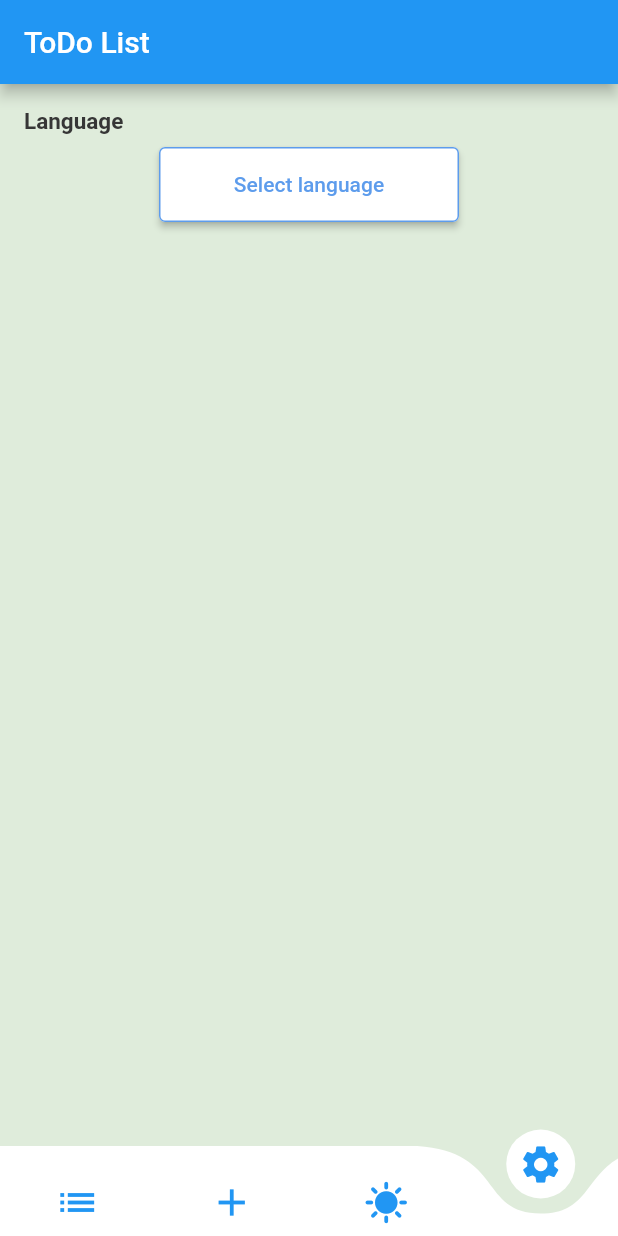
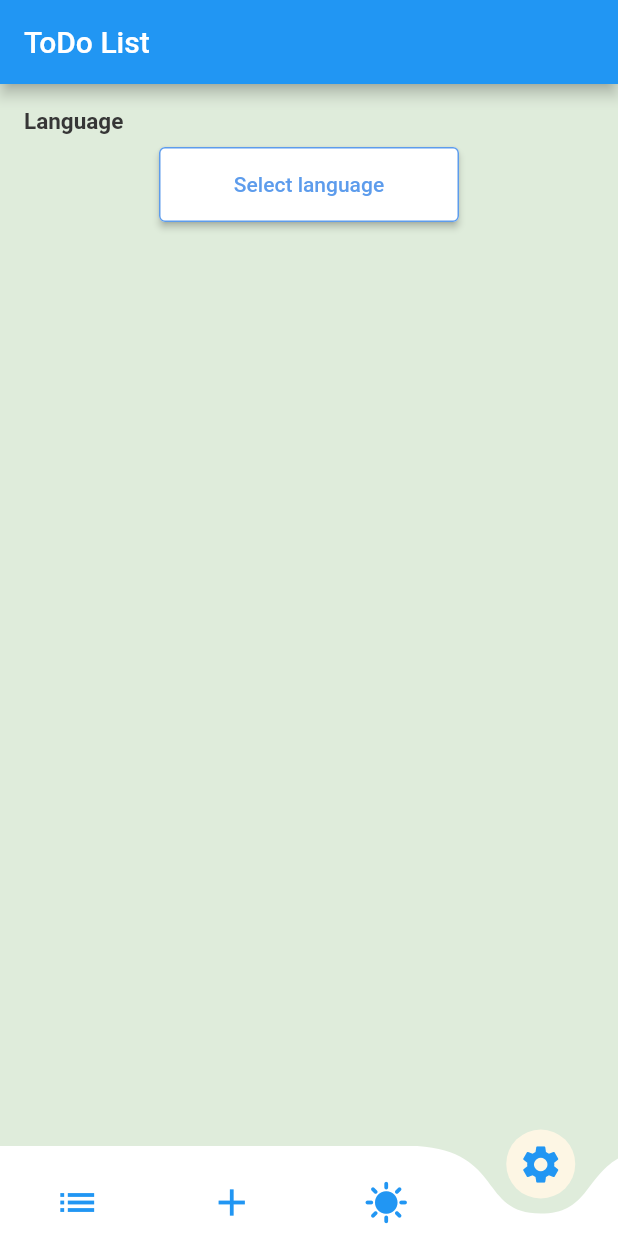
Before and after one commit to Moamen-Ashour/TODO_application, a Flutter app: the screen it shows after launch, item 3 of the bottom bar chosen, on a phone screen of 412 x 824 dp. Run offline on Flutter 3.47's test engine with Material 2 defaults, Android fonts, the phone set to English and light mode, and no system bars; drawn by our look-alikes of curved_navigation_bar; our stand-ins replace animated_splash_screen, date_picker_timeline, get, google_fonts, lottie, page_transition.

Commit message:
- Change Icon Navigation bottom bar Color to blue - Change Text color dark theme ( black to white )

```diff
--- a/lib/layout/home_screen.dart
+++ b/lib/layout/home_screen.dart
@@ -86,7 +86,7 @@ class _HomeScreenState extends State<HomeScreen> {
             child: CurvedNavigationBar(
               color: itsDark ? Colors.black : Colors.white,
               backgroundColor: itsDark ? GREEN_BACKGROUND : GREEN_BACKGROUND,
-                buttonBackgroundColor: itsDark ? Colors.black : Colors.white,
+                buttonBackgroundColor: itsDark ? Colors.blueGrey : Color(0xfffdf6e4),
                 key: navigationKey,
                 animationDuration: Duration(milliseconds: 600),
                 animationCurve: Curves.easeInOut,
```
